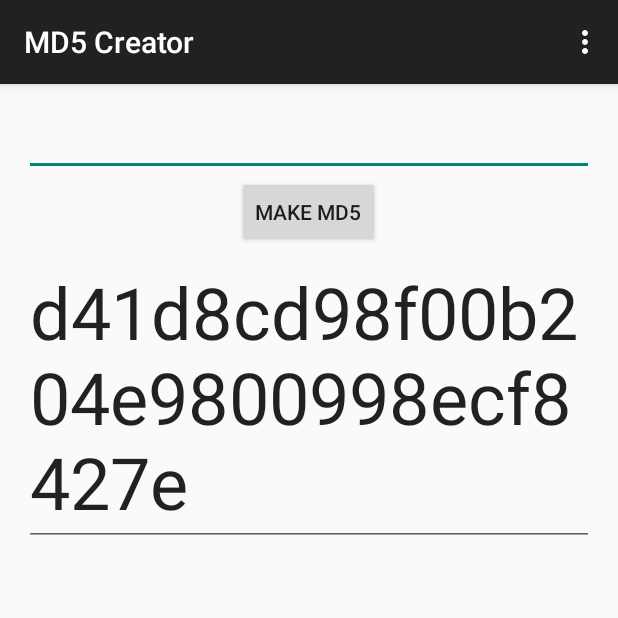
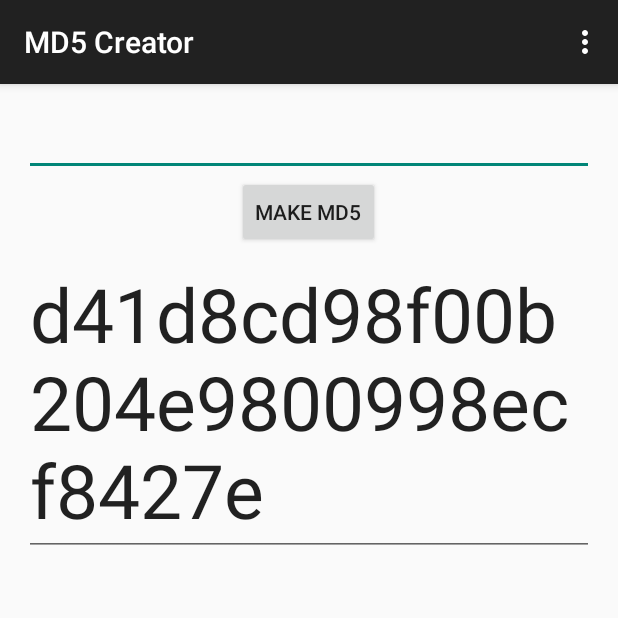
Before and after one commit to baskfx/Android-MD5Creator, an Android app: the screen it shows after launch (MainActivity), after a tap on "MAKE MD5", on a phone screen of 412 x 824 dp, the top half of it. Run offline under Robolectric (Android 15) with nearby library versions, the phone set to English and light mode, and no system bars.

Commit message:
48sp to 50sp

```diff
--- a/app/src/main/res/layout/activity_main.xml
+++ b/app/src/main/res/layout/activity_main.xml
@@ -29,7 +29,7 @@
         <EditText
             android:layout_width="match_parent"
             android:layout_height="wrap_content"
-            android:textSize="48sp"
+            android:textSize="50sp"
             android:id="@+id/etMd5"
             android:layout_alignBottom="@+id/textView"
             android:layout_alignParentStart="true" />
```
